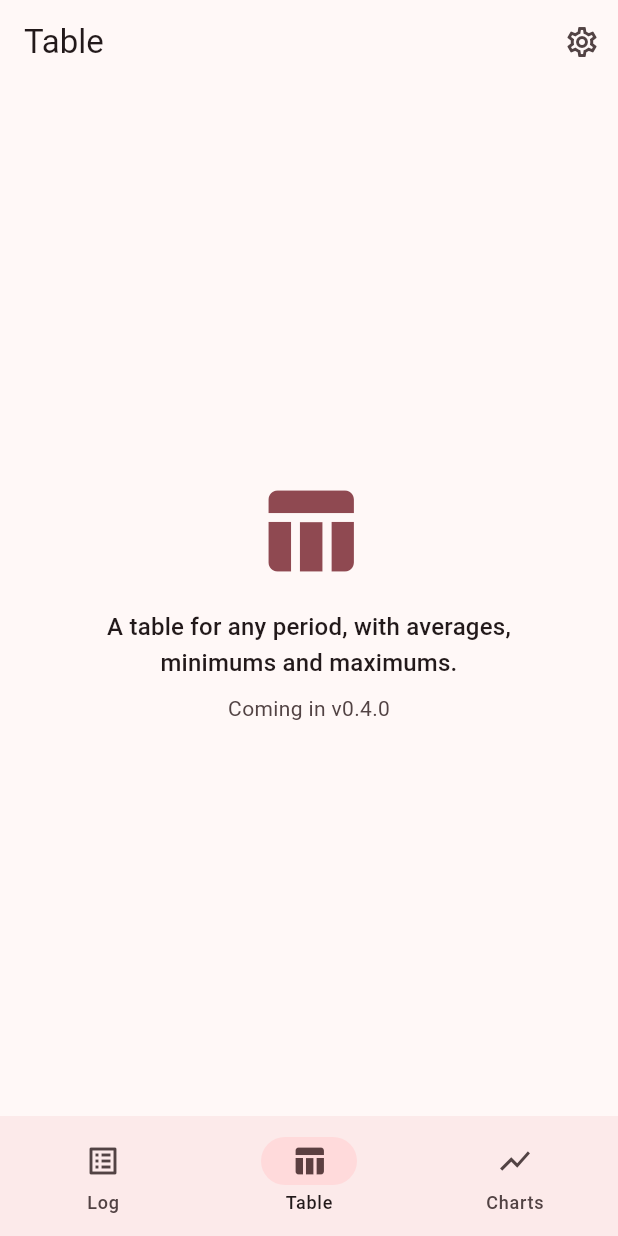
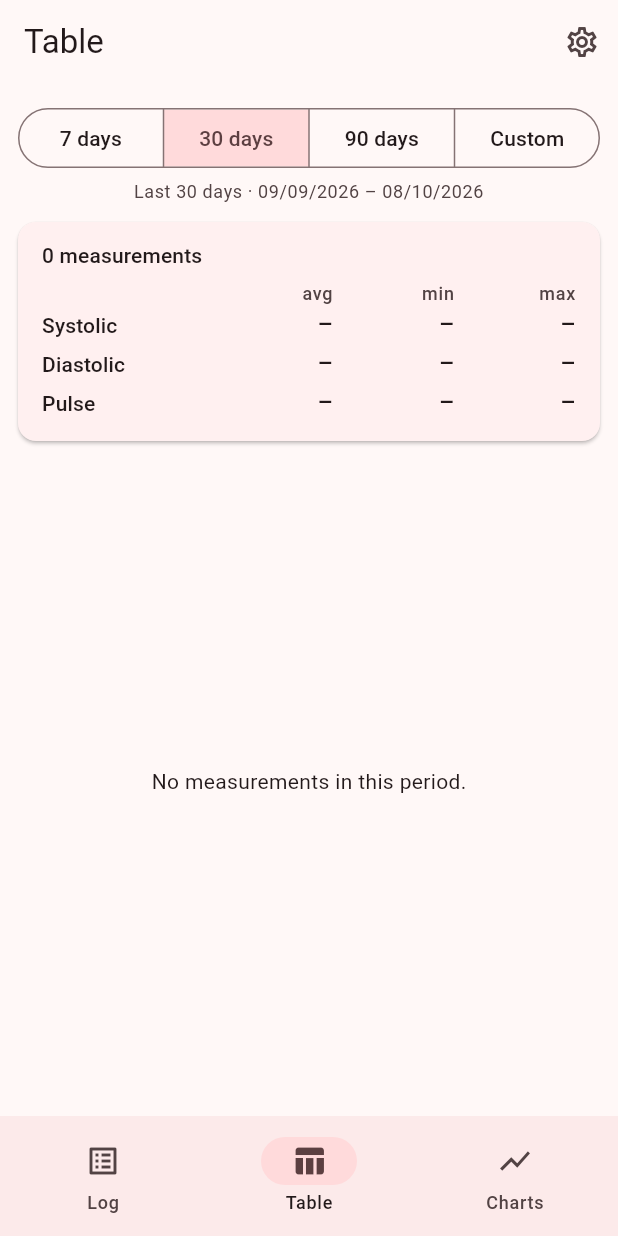
Before and after one commit to RelayCore-Projects/pulzar, a Flutter app: the screen it shows after launch, item 2 of the bottom bar chosen, on a phone screen of 412 x 824 dp. Run offline on Flutter 3.47's test engine with Material 3 defaults, Android fonts, the phone set to English and light mode, and no system bars; our stand-ins replace sqflite; accounts and stored records are empty.

Commit message:
feat: táblázat időszakkal és összesítéssel, grafikonok (FR-06 – FR-10)
Co-Authored-By: Claude Opus 5.5 <noreply@anthropic.com>
Claude-Session: https://claude.ai/code/session_01DkXCJTFpNUHhN54dazZQBh

```diff
--- /dev/null
+++ b/lib/domain/period.dart
@@ -0,0 +1,55 @@
+import '../util/format.dart';
+
+enum PeriodPreset { days7, days30, days90, custom }
+
+/// Megjelenítési / export időszak (FR-06): mindkét végpont napja beleértve.
+class Period {
+  const Period._(this.preset, this.from, this.to);
+
+  factory Period.preset(PeriodPreset preset, DateTime today) {
+    final days = switch (preset) {
+      PeriodPreset.days7 => 7,
+      PeriodPreset.days30 => 30,
+      PeriodPreset.days90 => 90,
+      PeriodPreset.custom =>
+        throw ArgumentError('Use Period.custom for a custom range'),
+    };
+    final end = dateOnly(today);
+    return Period._(
+      preset,
+      DateTime(end.year, end.month, end.day - (days - 1)),
+      end,
+    );
+  }
+
+  factory Period.custom(DateTime from, DateTime to) {
+    final a = dateOnly(from);
+    final b = dateOnly(to);
+    return a.isAfter(b)
+        ? Period._(PeriodPreset.custom, b, a)
+        : Period._(PeriodPreset.custom, a, b);
+  }
+
+  final PeriodPreset preset;
+
+  /// Első nap (00:00)
+  final DateTime from;
+
+  /// Utolsó nap (dátum; a nap végéig tart)
+  final DateTime to;
+
+  /// A következő nap 00:00 – a grafikon időtengelyének vége.
+  DateTime get endExclusive => DateTime(to.year, to.month, to.day + 1);
+
+  bool contains(DateTime t) => !t.isBefore(from) && t.isBefore(endExclusive);
+
+  String get label => switch (preset) {
+        PeriodPreset.days7 => 'Last 7 days',
+        PeriodPreset.days30 => 'Last 30 days',
+        PeriodPreset.days90 => 'Last 90 days',
+        PeriodPreset.custom => 'Custom period',
+      };
+
+  /// 02/10/2026 – 08/10/2026
+  String get range => '${formatDate(from)} – ${formatDate(to)}';
+}
--- /dev/null
+++ b/lib/domain/stats.dart
@@ -0,0 +1,43 @@
+import '../models/measurement.dart';
+
+class Stat {
+  const Stat(this.average, this.min, this.max);
+
+  final double average;
+  final int min;
+  final int max;
+
+  static Stat? of(Iterable<int> values) {
+    final list = values.toList();
+    if (list.isEmpty) return null;
+    var sum = 0;
+    var lo = list.first;
+    var hi = list.first;
+    for (final v in list) {
+      sum += v;
+      if (v < lo) lo = v;
+      if (v > hi) hi = v;
+    }
+    return Stat(sum / list.length, lo, hi);
+  }
+}
+
+/// FR-07: összesítés egy időszakra. A pulzus csak a pulzussal rögzített mérésekből (v0.3.1).
+class PeriodStats {
+  const PeriodStats(this.count, this.systolic, this.diastolic, this.pulse);
+
+  final int count;
+  final Stat? systolic;
+  final Stat? diastolic;
+  final Stat? pulse;
+
+  factory PeriodStats.of(Iterable<Measurement> items) {
+    final list = items.toList();
+    return PeriodStats(
+      list.length,
+      Stat.of(list.map((m) => m.systolic)),
+      Stat.of(list.map((m) => m.diastolic)),
+      Stat.of(list.map((m) => m.pulse).whereType<int>()),
+    );
+  }
+}
--- a/lib/screens/home_shell.dart
+++ b/lib/screens/home_shell.dart
@@ -1,9 +1,11 @@
 import 'package:flutter/material.dart';
 
-import '../widgets/coming_soon.dart';
+import '../domain/period.dart';
+import 'charts_screen.dart';
 import 'log_screen.dart';
 import 'measurement_form_screen.dart';
 import 'settings_screen.dart';
+import 'table_screen.dart';
 
 /// Főképernyő alsó navigációval: Log · Table · Charts
 class HomeShell extends StatefulWidget {
@@ -15,6 +17,11 @@ class HomeShell extends StatefulWidget {
 
 class _HomeShellState extends State<HomeShell> {
   int _index = 0;
+
+  /// A Table és a Charts közös időszaka (alapból 30 nap).
+  Period _period = Period.preset(PeriodPreset.days30, DateTime.now());
+
+  void _setPeriod(Period p) => setState(() => _period = p);
 
   static const _titles = ['Log', 'Table', 'Charts'];
 
@@ -28,19 +35,8 @@ class _HomeShellState extends State<HomeShell> {
   Widget build(BuildContext context) {
     final Widget body = switch (_index) {
       0 => const LogScreen(),
-      1 => const ComingSoon(
-          key: Key('placeholder-table'),
-          icon: Icons.table_chart,
-          description:
-              'A table for any period, with averages, minimums and maximums.',
-          version: '0.4.0',
-        ),
-      _ => const ComingSoon(
-          key: Key('placeholder-charts'),
-          icon: Icons.show_chart,
-          description: 'Separate charts for systolic and diastolic values.',
-          version: '0.5.0',
-        ),
+      1 => TableScreen(period: _period, onPeriodChanged: _setPeriod),
+      _ => ChartsScreen(period: _period, onPeriodChanged: _setPeriod),
     };
 
     return Scaffold(
--- /dev/null
+++ b/lib/screens/table_screen.dart
@@ -0,0 +1,150 @@
+import 'package:flutter/material.dart';
+
+import '../app_info.dart';
+import '../domain/period.dart';
+import '../domain/stats.dart';
+import '../models/measurement.dart';
+import '../state/store_scope.dart';
+import '../util/format.dart';
+import '../widgets/period_selector.dart';
+import '../widgets/stats_card.dart';
+
+/// FR-06 / FR-07: táblázat az orvosnak – időrendben, összesítéssel, kiemeléssel.
+class TableScreen extends StatelessWidget {
+  const TableScreen({
+    super.key,
+    required this.period,
+    required this.onPeriodChanged,
+  });
+
+  final Period period;
+  final ValueChanged<Period> onPeriodChanged;
+
+  static const _flex = [3, 2, 2, 2, 2, 4];
+
+  @override
+  Widget build(BuildContext context) {
+    final store = StoreScope.of(context);
+    final items = store.measurements.where((m) => period.contains(m.measuredAt)).toList()
+      ..sort((a, b) => a.measuredAt.compareTo(b.measuredAt));
+    final theme = Theme.of(context);
+    // napok sorszáma a váltakozó háttérhez (egyszer számolva, nagy listán is gyors)
+    final dayIndex = <int>[];
+    for (var i = 0; i < items.length; i++) {
+      dayIndex.add(i == 0
+          ? 0
+          : dayIndex[i - 1] +
+              (isSameDay(items[i].measuredAt, items[i - 1].measuredAt) ? 0 : 1));
+    }
+
+    return Column(
+      children: [
+        PeriodSelector(period: period, onChanged: onPeriodChanged),
+        StatsCard(stats: PeriodStats.of(items)),
+        if (items.isEmpty)
+          const Expanded(
+            child: Center(
+              key: Key('table-empty'),
+              child: Text('No measurements in this period.'),
+            ),
+          )
+        else ...[
+          _Row(
+            flex: _flex,
+            cells: const ['Date', 'Time', 'SYS', 'DIA', 'PUL', 'Note'],
+            style: theme.textTheme.labelMedium
+                ?.copyWith(color: theme.colorScheme.onSurfaceVariant),
+          ),
+          const Divider(height: 1),
+          Expanded(
+            child: ListView.builder(
+              key: const Key('table-list'),
+              padding: const EdgeInsets.only(bottom: 24),
+              itemCount: items.length,
+              itemBuilder: (context, i) {
+                final m = items[i];
+                // napok váltakozó háttérrel, hogy egy nap mérései összetartozzanak
+                return ColoredBox(
+                  key: Key('table-row-${m.id}'),
+                  color: dayIndex[i].isOdd
+                      ? theme.colorScheme.surfaceContainerHighest.withValues(alpha: 0.5)
+                      : Colors.transparent,
+                  child: _MeasurementRow(m: m, flex: _flex),
+                );
+              },
+            ),
+          ),
+        ],
+      ],
+    );
+  }
+}
+
+class _Row extends StatelessWidget {
+  const _Row({required this.flex, required this.cells, this.style, this.styles});
+
+  final List<int> flex;
+  final List<String> cells;
+  final TextStyle? style;
+  final List<TextStyle?>? styles;
+
+  @override
+  Widget build(BuildContext context) {
+    return Padding(
+      padding: const EdgeInsets.symmetric(horizontal: 12, vertical: 8),
+      child: Row(
+        children: [
+          for (var i = 0; i < cells.length; i++)
+            Expanded(
+              flex: flex[i],
+              child: Text(
+                cells[i],
+                maxLines: 1,
+                overflow: TextOverflow.ellipsis,
+                textAlign: i >= 2 && i <= 4 ? TextAlign.end : TextAlign.start,
+                style: styles?[i] ?? style,
+              ),
+            ),
+        ],
+      ),
+    );
+  }
+}
+
+class _MeasurementRow extends StatelessWidget {
+  const _MeasurementRow({required this.m, required this.flex});
+
+  final Measurement m;
+  final List<int> flex;
+
+  @override
+  Widget build(BuildContext context) {
+    final theme = Theme.of(context);
+    final base = theme.textTheme.bodyLarge
+        ?.copyWith(fontFeatures: const [FontFeature.tabularFigures()]);
+    // FR-10 / FR-06: a referenciaértéket elérő vagy meghaladó érték kiemelve
+    final high = base?.copyWith(
+      fontWeight: FontWeight.bold,
+      color: theme.colorScheme.error,
+    );
+    return _Row(
+      flex: flex,
+      cells: [
+        formatDate(m.measuredAt),
+        formatTime(m.measuredAt),
+        '${m.systolic}',
+        '${m.diastolic}',
+        m.pulse?.toString() ?? '–',
+        m.note ?? '',
+      ],
+      styles: [
+        base,
+        base,
+        m.systolic >= AppInfo.defaultRefSystolic ? high : base,
+        m.diastolic >= AppInfo.defaultRefDiastolic ? high : base,
+        base,
+        theme.textTheme.bodySmall,
+      ],
+    );
+  }
+}
--- a/lib/widgets/coming_soon.dart
+++ /dev/null
@@ -1,43 +0,0 @@
-import 'package:flutter/material.dart';
-
-/// Helyőrző egy még el nem készült nézethez.
-class ComingSoon extends StatelessWidget {
-  const ComingSoon({
-    super.key,
-    required this.icon,
-    required this.description,
-    required this.version,
-  });
-
-  final IconData icon;
-  final String description;
-  final String version;
-
-  @override
-  Widget build(BuildContext context) {
-    final theme = Theme.of(context);
-    return Center(
-      child: Padding(
-        padding: const EdgeInsets.all(32),
-        child: Column(
-          mainAxisSize: MainAxisSize.min,
-          children: [
-            Icon(icon, size: 72, color: theme.colorScheme.primary),
-            const SizedBox(height: 16),
-            Text(
-              description,
-              textAlign: TextAlign.center,
-              style: theme.textTheme.titleMedium,
-            ),
-            const SizedBox(height: 8),
-            Text(
-              'Coming in v$version',
-              style: theme.textTheme.bodyMedium
-                  ?.copyWith(color: theme.colorScheme.onSurfaceVariant),
-            ),
-          ],
-        ),
-      ),
-    );
-  }
-}
--- /dev/null
+++ b/lib/widgets/period_selector.dart
@@ -0,0 +1,81 @@
+import 'package:flutter/material.dart';
+
+import '../domain/period.dart';
+import '../util/format.dart';
+
+/// FR-06: időszak-választó – 7 / 30 / 90 nap vagy egyéni.
+class PeriodSelector extends StatelessWidget {
+  const PeriodSelector({
+    super.key,
+    required this.period,
+    required this.onChanged,
+  });
+
+  final Period period;
+  final ValueChanged<Period> onChanged;
+
+  Future<void> _select(BuildContext context, PeriodPreset preset) async {
+    final today = dateOnly(DateTime.now());
+    if (preset != PeriodPreset.custom) {
+      onChanged(Period.preset(preset, today));
+      return;
+    }
+    final range = await showDateRangePicker(
+      context: context,
+      firstDate: DateTime(2000),
+      lastDate: today,
+      initialDateRange: DateTimeRange(
+        start: period.from.isAfter(today) ? today : period.from,
+        end: period.to.isAfter(today) ? today : period.to,
+      ),
+    );
+    if (range != null) onChanged(Period.custom(range.start, range.end));
+  }
+
+  @override
+  Widget build(BuildContext context) {
+    final theme = Theme.of(context);
+    return Padding(
+      padding: const EdgeInsets.fromLTRB(12, 12, 12, 4),
+      child: Column(
+        crossAxisAlignment: CrossAxisAlignment.stretch,
+        children: [
+          SegmentedButton<PeriodPreset>(
+            key: const Key('period-selector'),
+            showSelectedIcon: false,
+            segments: const [
+              ButtonSegment(value: PeriodPreset.days7, label: Text('7 days')),
+              ButtonSegment(value: PeriodPreset.days30, label: Text('30 days')),
+              ButtonSegment(value: PeriodPreset.days90, label: Text('90 days')),
+              ButtonSegment(value: PeriodPreset.custom, label: Text('Custom')),
+            ],
+            selected: {period.preset},
+            onSelectionChanged: (s) => _select(context, s.first),
+          ),
+          const SizedBox(height: 4),
+          Row(
+            mainAxisAlignment: MainAxisAlignment.center,
+            children: [
+              Flexible(
+                child: Text(
+                  '${period.label} · ${period.range}',
+                  key: const Key('period-range'),
+                  textAlign: TextAlign.center,
+                  style: theme.textTheme.bodySmall
+                      ?.copyWith(color: theme.colorScheme.onSurfaceVariant),
+                ),
+              ),
+              // a már kiválasztott „Custom” gomb nem reagál újra, ezért külön módosító
+              if (period.preset == PeriodPreset.custom)
+                TextButton(
+                  key: const Key('period-change'),
+                  onPressed: () => _select(context, PeriodPreset.custom),
+                  child: const Text('Change'),
+                ),
+            ],
+          ),
+        ],
+      ),
+    );
+  }
+}
--- /dev/null
+++ b/lib/widgets/stats_card.dart
@@ -0,0 +1,65 @@
+import 'package:flutter/material.dart';
+
+import '../domain/stats.dart';
+
+/// FR-07: mérések száma, átlag / minimum / maximum.
+class StatsCard extends StatelessWidget {
+  const StatsCard({super.key, required this.stats});
+
+  final PeriodStats stats;
+
+  @override
+  Widget build(BuildContext context) {
+    final theme = Theme.of(context);
+    final head = theme.textTheme.labelMedium
+        ?.copyWith(color: theme.colorScheme.onSurfaceVariant);
+    final cell = theme.textTheme.titleMedium
+        ?.copyWith(fontFeatures: const [FontFeature.tabularFigures()]);
+
+    TableRow row(String label, Stat? s) => TableRow(children: [
+          Padding(
+            padding: const EdgeInsets.symmetric(vertical: 3),
+            child: Text(label, style: theme.textTheme.titleSmall),
+          ),
+          for (final v in [s?.average.round(), s?.min, s?.max])
+            Text(v?.toString() ?? '–', textAlign: TextAlign.end, style: cell),
+        ]);
+
+    return Card(
+      margin: const EdgeInsets.fromLTRB(12, 8, 12, 4),
+      child: Padding(
+        padding: const EdgeInsets.fromLTRB(16, 12, 16, 12),
+        child: Column(
+          crossAxisAlignment: CrossAxisAlignment.start,
+          children: [
+            Text(
+              stats.count == 1 ? '1 measurement' : '${stats.count} measurements',
+              key: const Key('stats-count'),
+              style: theme.textTheme.titleSmall,
+            ),
+            const SizedBox(height: 8),
+            Table(
+              columnWidths: const {
+                0: FlexColumnWidth(1.4),
+                1: FlexColumnWidth(),
+                2: FlexColumnWidth(),
+                3: FlexColumnWidth(),
+              },
+              children: [
+                TableRow(children: [
+                  const SizedBox.shrink(),
+                  Text('avg', textAlign: TextAlign.end, style: head),
+                  Text('min', textAlign: TextAlign.end, style: head),
+                  Text('max', textAlign: TextAlign.end, style: head),
+                ]),
+                row('Systolic', stats.systolic),
+                row('Diastolic', stats.diastolic),
+                row('Pulse', stats.pulse),
+              ],
+            ),
+          ],
+        ),
+      ),
+    );
+  }
+}
```
Also changed, not shown: lib/screens/charts_screen.dart (added, +90 -0 lines), lib/widgets/bp_chart.dart (added, +198 -0 lines), 3 other files.
